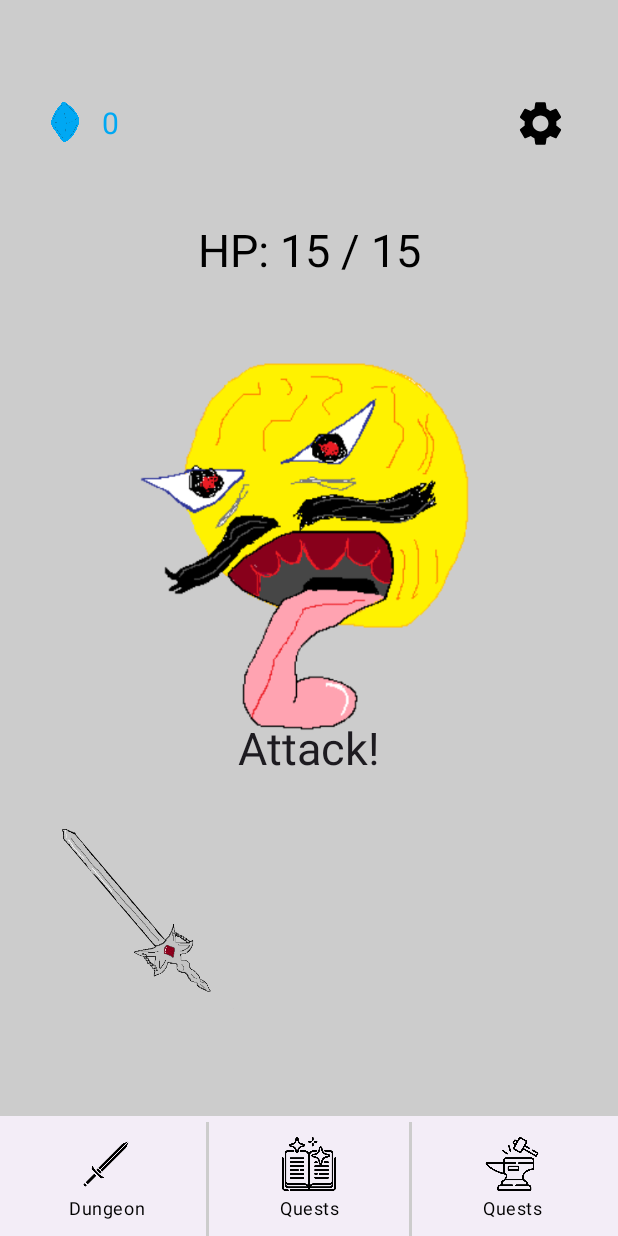
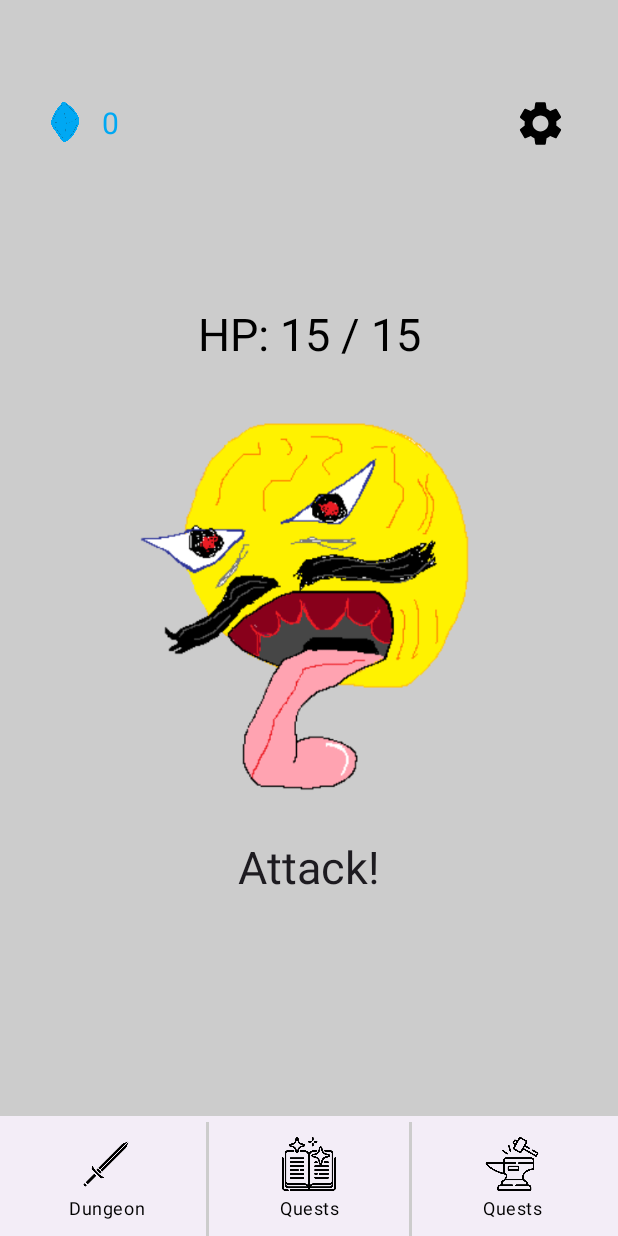
Before and after one commit to pablofpx/DAM_Knightly, an Android app built with Jetpack Compose: the GameScreen screen opened through its navigation route, after a tap on an icon or button, on a phone screen of 412 x 824 dp. Run offline under Robolectric (Android 15) with nearby library versions, the phone set to English and light mode, and no system bars.

Commit message:
fixed monster box, animations deleted

```diff
--- a/app/build.gradle.kts
+++ b/app/build.gradle.kts
@@ -45,7 +45,8 @@ dependencies {
     implementation(libs.androidx.navigation.compose)
     implementation(libs.kotlinx.serialization.json)
     implementation("androidx.constraintlayout:constraintlayout-compose:1.1.0")
-    implementation ("com.google.code.gson:gson:2.8.9")
+    implementation("com.google.code.gson:gson:2.8.9")
+    implementation("androidx.compose.animation:animation:1.6.7")
 
     implementation(libs.androidx.core.ktx)
     implementation(libs.androidx.lifecycle.runtime.ktx)
--- a/app/src/main/java/com/example/knight/MainActivity.kt
+++ b/app/src/main/java/com/example/knight/MainActivity.kt
@@ -56,6 +56,8 @@ import com.example.knight.data.model.repository.GameState
 import com.example.knight.ui.theme.components.BottomBarItem
 import com.example.knight.ui.theme.components.Monster
 import com.example.knight.ui.theme.components.TopMenu
+import com.example.knight.utils.triggerHPScaleAnimation
+import com.example.knight.utils.triggerShakeAnimation
 import kotlinx.coroutines.launch
 
 class MainActivity : ComponentActivity() {
@@ -75,8 +77,30 @@ class MainActivity : ComponentActivity() {
 @Preview
 @Composable
 fun GameScreenPreview() {
-    val gameState = remember { mutableStateOf(GameState())}
-    GameScreen()
+    val mockGameState = GameState(
+        coins = 0,
+        hp = 15,
+        maxHp = 15,
+        currentMonsterIndex = 0,
+        monsterLevel = 1,
+        monsterType = "ghost"
+    )
+    // Simulación de guardar estado
+    val saveGameState: (GameState) -> Unit = { updatedState ->
+        println("Simulated save: $updatedState")
+    }
+
+    // Simulación de la salida del juego
+    val onExit: () -> Unit = {
+        println("Simulated exit")
+    }
+
+    // Renderizamos GameScreen con el estado y funciones simuladas
+    GameScreen(
+        gameState = mockGameState,
+        saveGameState = saveGameState,
+        onExit = onExit
+    )
 }
 
 // juego
@@ -139,45 +163,38 @@ fun Content(
     saveGameState: (GameState) -> Unit,
     modifier: Modifier
 ) {
-    var monsters = listOf(
-        R.drawable.physical_pakman,
-        R.drawable.ghost_star,
-        R.drawable.ghost_squid
-    )
 
-    // Definir el monstruo actual usando el índice de `gameState`
-    val currentMonster = monsters[gameState.currentMonsterIndex]
+    /* Animaciones
+    val coroutineScope = rememberCoroutineScope()
+    val shakeOffset = remember { Animatable(0f) }
+    val hpScale = remember { Animatable(1f) }
 
-    // Animaciones
-    val shakeOffset = remember { Animatable(0f) }
-    val hpScale = remember { Animatable(1f, Float.VectorConverter) }
-    val coroutineScope = rememberCoroutineScope()
+     */
+
+    val currentMonster = when (gameState.currentMonsterIndex) {
+        0 -> R.drawable.physical_pakman
+        1 -> R.drawable.ghost_star
+        2 -> R.drawable.ghost_squid
+        else -> R.drawable.ghost_squid
+    }
 
     // Función para el ataque al monstruo
-    val onAttack = {
-        // Aplicamos daño al monstruo
-        gameState.hp -= 2
-        if (gameState.hp <= 0) {
-            // Si el monstruo muere, actualizamos el estado del juego
+    fun handleAttack() {
+        val updatedGameState = if (gameState.hp > 2) {
+            gameState.copy(hp = gameState.hp - 2)
+        } else {
             val newLevel = gameState.monsterLevel + 1
-            val newMaxHp = 15 + (newLevel * 5) // Escala con el nivel
+            val newMaxHp = 15 + (newLevel * 5)
             val randomCoins = (2..5).random()
-
-            val updatedGameState = gameState.copy(
+            gameState.copy(
                 hp = newMaxHp,
                 maxHp = newMaxHp,
                 monsterLevel = newLevel,
-                currentMonsterIndex = (gameState.currentMonsterIndex + 1) % 3,
+                currentMonsterIndex = (gameState.currentMonsterIndex + 1) % 2,
                 coins = gameState.coins + randomCoins
             )
-
-            saveGameState(updatedGameState) // Guardar el nuevo estado
         }
-
-        coroutineScope.launch {
-            triggerShakeAnimation(shakeOffset)
-            triggerHPScaleAnimation(hpScale)
-        }
+        saveGameState(updatedGameState)
     }
 
     Column(
@@ -194,15 +211,17 @@ fun Content(
         Spacer(modifier = Modifier.height(16.dp))
 
         // Usamos el composable Monster
+        Row(
+            modifier = Modifier
+                .fillMaxWidth()
+                .fillMaxHeight(.9f),
+            verticalAlignment = Alignment.CenterVertically
+        ) {
             Monster(
                 hp = gameState.hp,
                 maxHp = gameState.maxHp,
                 imageRes = currentMonster,
-            onAttack = { onAttack() },
-            shakeOffset = shakeOffset,
-            hpScale = hpScale,
-            gameState = gameState,
-            saveGameState = saveGameState
+                onAttack = ::handleAttack
             )
 
             Spacer(modifier = Modifier.height(16.dp))
@@ -213,51 +232,10 @@ fun Content(
             } else {
                 R.drawable.weapon_hand
             }
-
-        Box(
-            modifier = Modifier
-                .fillMaxWidth()
-                .height(220.dp),
-            contentAlignment = Alignment.TopStart
-        ) {
-            Image(
-                painter = painterResource(weapon),
-                contentDescription = "Weapon",
-                modifier = Modifier.fillMaxHeight(0.8f)
-            )
         }
-
-        Spacer(modifier = Modifier.height(16.dp))
     }
 }
 
-
-// funciones para animar los efectos
-suspend fun triggerShakeAnimation(shakeOffset: Animatable<Float, AnimationVector1D>) {
-    shakeOffset.animateTo(
-        targetValue = 20f,
-        animationSpec = tween(durationMillis = 50)
-    )
-    shakeOffset.animateTo(
-        targetValue = -20f,
-        animationSpec = tween(durationMillis = 50)
-    )
-    shakeOffset.animateTo(
-        targetValue = 0f,
-        animationSpec = tween(durationMillis = 50)
-    )
-}
-
-suspend fun triggerHPScaleAnimation(hpScale: Animatable<Float, AnimationVector1D>) {
-    hpScale.animateTo(
-        targetValue = 1.3f,
-        animationSpec = tween(durationMillis = 50)
-    )
-    hpScale.animateTo(
-        targetValue = 1f,
-        animationSpec = tween(durationMillis = 50)
-    )
-}
 
 //  no lo voy a usar porque no hace falta
 val interactionSource = MutableInteractionSource()
--- a/app/src/main/java/com/example/knight/ui/theme/components/Monster.kt
+++ b/app/src/main/java/com/example/knight/ui/theme/components/Monster.kt
@@ -7,7 +7,9 @@ import androidx.compose.foundation.clickable
 import androidx.compose.foundation.layout.Arrangement
 import androidx.compose.foundation.layout.Box
 import androidx.compose.foundation.layout.Column
+import androidx.compose.foundation.layout.Spacer
 import androidx.compose.foundation.layout.fillMaxWidth
+import androidx.compose.foundation.layout.height
 import androidx.compose.foundation.layout.offset
 import androidx.compose.foundation.layout.padding
 import androidx.compose.foundation.layout.size
@@ -15,48 +17,30 @@ import androidx.compose.material3.Text
 import androidx.compose.runtime.Composable
 import androidx.compose.ui.Alignment
 import androidx.compose.ui.Modifier
+import androidx.compose.ui.focus.focusModifier
 import androidx.compose.ui.graphics.Color
 import androidx.compose.ui.graphics.graphicsLayer
 import androidx.compose.ui.res.painterResource
+import androidx.compose.ui.tooling.preview.Preview
 import androidx.compose.ui.unit.IntOffset
 import androidx.compose.ui.unit.dp
 import androidx.compose.ui.unit.sp
 import com.example.knight.core.navigation.Game
+import com.example.knight.data.model.Monster
 import com.example.knight.data.model.repository.GameRepository
 import com.example.knight.data.model.repository.GameState
+
 
 @Composable
 fun Monster(
     hp: Int,
     maxHp: Int,
     imageRes: Int,
-    onAttack: () -> Unit,
-    shakeOffset: Animatable<Float>,
-    hpScale: Animatable<Float>,
-    gameState: GameState,
-    saveGameState: (GameState) -> Unit
+    onAttack: () -> Unit
 ) {
-    if (gameState.hp <= 0) {
-        val newLevel = gameState.monsterLevel + 1
-        val newMaxHp = 15 + (newLevel * 5) // Escala con el nivel
-        val randomCoins = (2..5).random()
-
-        // Actualizamos el estado del juego
-        val updatedGameState = gameState.copy(
-            hp = newMaxHp,
-            maxHp = newMaxHp,
-            monsterLevel = newLevel,
-            currentMonsterIndex = (gameState.currentMonsterIndex + 1) % 3, // Cambio de monstruo (suponiendo 3 tipos)
-            coins = gameState.coins + randomCoins
-        )
-
-        // Guardar el nuevo estado
-        saveGameState(updatedGameState)
-    }
     Box(
         modifier = Modifier
             .fillMaxWidth()
-            //.weight(1f)
             .clickable { onAttack() },
         contentAlignment = Alignment.Center
     ) {
@@ -67,9 +51,6 @@ fun Monster(
         ) {
             // Muestra la vida del monstruo
             Text(
-                modifier = Modifier
-                    .graphicsLayer(scaleX = hpScale.value, scaleY = hpScale.value)
-                    .padding(bottom = 16.dp),
                 text = "HP: $hp / $maxHp",
                 fontSize = 30.sp,
                 color = if (hp > maxHp / 3) Color.Black else Color.Red
@@ -81,16 +62,17 @@ fun Monster(
                 contentDescription = "Monster",
                 modifier = Modifier
                     .size(300.dp)
-                    .offset { IntOffset(shakeOffset.value.toInt(), 0) }
+            )
+            Spacer(modifier = Modifier.height(20.dp))
+            // Mensaje de "Atacar"
+            Text(
+                modifier = Modifier,
+                text = "Attack!",
+                fontSize = 30.sp
             )
         }
 
-        // Mensaje de "Atacar"
-        Text(
-            modifier = Modifier.align(Alignment.BottomCenter),
-            text = "Attack!",
-            fontSize = 30.sp
-        )
+
     }
 }
         /*
@@ -150,4 +132,22 @@ fun Monster(
     }
 
 
+    if (gameState.hp <= 0) {
+        val newLevel = gameState.monsterLevel + 1
+        val newMaxHp = 15 + (newLevel * 5) // Escala con el nivel
+        val randomCoins = (2..5).random()
+
+        // Actualizamos el estado del juego
+        val updatedGameState = gameState.copy(
+            hp = newMaxHp,
+            maxHp = newMaxHp,
+            monsterLevel = newLevel,
+            currentMonsterIndex = (gameState.currentMonsterIndex + 1) % 2, // Cambio de monstruo (suponiendo 2 tipos)
+            coins = gameState.coins + randomCoins
+        )
+
+        // Guardar el nuevo estado
+        saveGameState(updatedGameState)
+
+
          */
```
Lines whose indentation alone changed are shown as unchanged.
